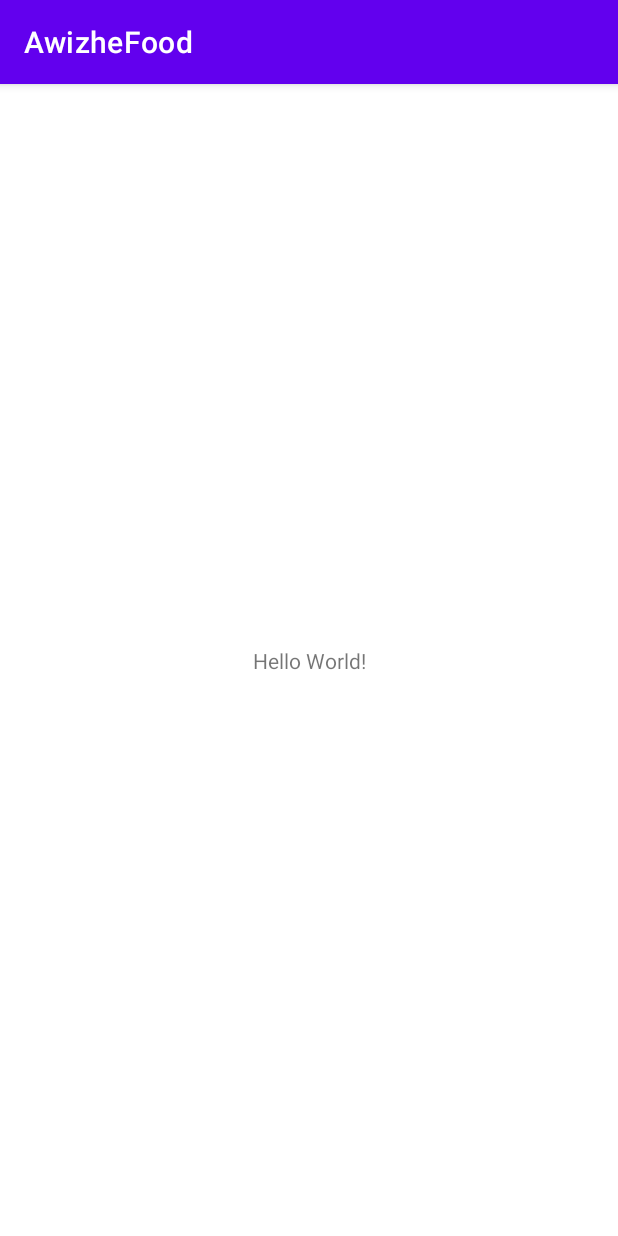
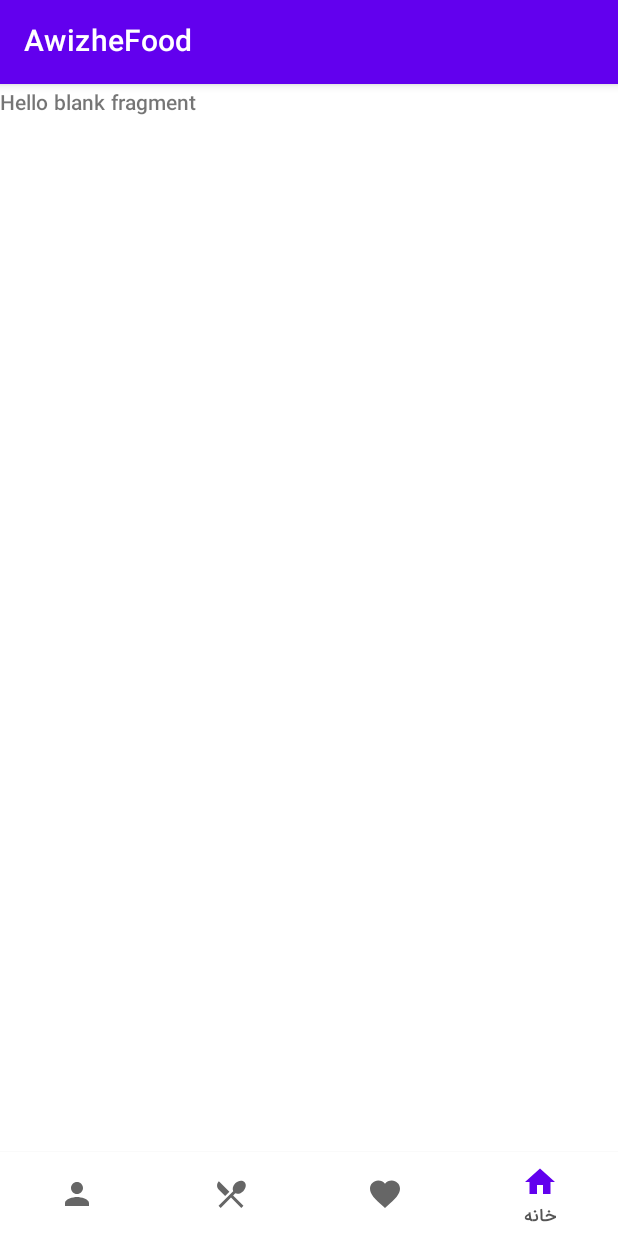
Before and after one commit to Sanaebadi97/OnlineFood, an Android app: the screen it shows after launch (MainActivity), on a phone screen of 412 x 824 dp. Run offline under Robolectric (Android 15) with nearby library versions, the phone set to English and light mode, and no system bars; our stand-ins replace Dagger/Hilt's generated code; 1 statement that could not run was skipped.

```diff
--- a/app/src/main/AndroidManifest.xml
+++ b/app/src/main/AndroidManifest.xml
@@ -1,5 +1,6 @@
 <?xml version="1.0" encoding="utf-8"?>
 <manifest xmlns:android="http://schemas.android.com/apk/res/android"
+    xmlns:tools="http://schemas.android.com/tools"
     package="com.awizhe.food">
 
     <uses-permission android:name="android.permission.ACCESS_NETWORK_STATE" />
@@ -12,7 +13,9 @@
         android:label="@string/app_name"
         android:roundIcon="@mipmap/ic_launcher_round"
         android:supportsRtl="true"
-        android:theme="@style/Theme.AwizheFood">
+        android:networkSecurityConfig="@xml/network_security_config"
+        android:theme="@style/Theme.AwizheFood"
+        tools:targetApi="n">
         <activity android:name="com.awizhe.food.mvvm.feature.view.MainActivity">
             <intent-filter>
                 <action android:name="android.intent.action.MAIN" />
--- /dev/null
+++ b/app/src/main/res/drawable/ic_favorite.xml
@@ -0,0 +1,10 @@
+<vector xmlns:android="http://schemas.android.com/apk/res/android"
+    android:width="24dp"
+    android:height="24dp"
+    android:viewportWidth="24"
+    android:viewportHeight="24"
+    android:tint="?attr/colorControlNormal">
+  <path
+      android:fillColor="@android:color/white"
+      android:pathData="M12,21.35l-1.45,-1.32C5.4,15.36 2,12.28 2,8.5 2,5.42 4.42,3 7.5,3c1.74,0 3.41,0.81 4.5,2.09C13.09,3.81 14.76,3 16.5,3 19.58,3 22,5.42 22,8.5c0,3.78 -3.4,6.86 -8.55,11.54L12,21.35z"/>
+</vector>
--- /dev/null
+++ b/app/src/main/res/drawable/ic_home.xml
@@ -0,0 +1,10 @@
+<vector xmlns:android="http://schemas.android.com/apk/res/android"
+    android:width="24dp"
+    android:height="24dp"
+    android:viewportWidth="24"
+    android:viewportHeight="24"
+    android:tint="?attr/colorControlNormal">
+  <path
+      android:fillColor="@android:color/white"
+      android:pathData="M10,20v-6h4v6h5v-8h3L12,3 2,12h3v8z"/>
+</vector>
--- /dev/null
+++ b/app/src/main/res/drawable/ic_profile.xml
@@ -0,0 +1,10 @@
+<vector xmlns:android="http://schemas.android.com/apk/res/android"
+    android:width="24dp"
+    android:height="24dp"
+    android:viewportWidth="24"
+    android:viewportHeight="24"
+    android:tint="?attr/colorControlNormal">
+  <path
+      android:fillColor="@android:color/white"
+      android:pathData="M12,12c2.21,0 4,-1.79 4,-4s-1.79,-4 -4,-4 -4,1.79 -4,4 1.79,4 4,4zM12,14c-2.67,0 -8,1.34 -8,4v2h16v-2c0,-2.66 -5.33,-4 -8,-4z"/>
+</vector>
--- /dev/null
+++ b/app/src/main/res/drawable/ic_restaurant_menu.xml
@@ -0,0 +1,10 @@
+<vector xmlns:android="http://schemas.android.com/apk/res/android"
+    android:width="24dp"
+    android:height="24dp"
+    android:viewportWidth="24"
+    android:viewportHeight="24"
+    android:tint="?attr/colorControlNormal">
+  <path
+      android:fillColor="@android:color/white"
+      android:pathData="M8.1,13.34l2.83,-2.83L3.91,3.5c-1.56,1.56 -1.56,4.09 0,5.66l4.19,4.18zM14.88,11.53c1.53,0.71 3.68,0.21 5.27,-1.38 1.91,-1.91 2.28,-4.65 0.81,-6.12 -1.46,-1.46 -4.2,-1.1 -6.12,0.81 -1.59,1.59 -2.09,3.74 -1.38,5.27L3.7,19.87l1.41,1.41L12,14.41l6.88,6.88 1.41,-1.41L13.41,13l1.47,-1.47z"/>
+</vector>
--- a/app/src/main/res/layout/activity_main.xml
+++ b/app/src/main/res/layout/activity_main.xml
@@ -1,18 +1,20 @@
 <?xml version="1.0" encoding="utf-8"?>
-<androidx.constraintlayout.widget.ConstraintLayout xmlns:android="http://schemas.android.com/apk/res/android"
+<FrameLayout xmlns:android="http://schemas.android.com/apk/res/android"
     xmlns:app="http://schemas.android.com/apk/res-auto"
     xmlns:tools="http://schemas.android.com/tools"
     android:layout_width="match_parent"
     android:layout_height="match_parent"
     tools:context=".mvvm.feature.view.MainActivity">
 
-    <TextView
-        android:layout_width="wrap_content"
-        android:layout_height="wrap_content"
-        android:text="Hello World!"
+    <fragment
+        android:id="@+id/nav_host_fragment"
+        android:name="androidx.navigation.fragment.NavHostFragment"
+        android:layout_width="match_parent"
+        android:layout_height="match_parent"
+        app:defaultNavHost="true"
         app:layout_constraintBottom_toBottomOf="parent"
         app:layout_constraintLeft_toLeftOf="parent"
         app:layout_constraintRight_toRightOf="parent"
-        app:layout_constraintTop_toTopOf="parent" />
-
-</androidx.constraintlayout.widget.ConstraintLayout>
+        app:layout_constraintTop_toTopOf="parent"
+        app:navGraph="@navigation/nav_graph" />
+</FrameLayout>
--- a/app/src/main/res/layout/fragment_home.xml
+++ b/app/src/main/res/layout/fragment_home.xml
@@ -2,6 +2,7 @@
 <androidx.constraintlayout.widget.ConstraintLayout xmlns:android="http://schemas.android.com/apk/res/android"
     xmlns:app="http://schemas.android.com/apk/res-auto"
     xmlns:tools="http://schemas.android.com/tools"
+    android:layoutDirection="rtl"
     android:layout_width="match_parent"
     android:layout_height="match_parent"
     tools:context=".mvvm.feature.view.fragment.HomeFragment">
@@ -18,6 +19,8 @@
         app:elevation="2dp"
         app:itemBackground="@android:color/white"
         app:itemIconSize="24dp"
+        app:itemTextColor="@color/gray"
+        app:itemRippleColor="@color/gray"
         app:layout_constraintBottom_toBottomOf="parent"
         app:layout_constraintEnd_toEndOf="parent"
         app:layout_constraintStart_toStartOf="parent"
--- /dev/null
+++ b/app/src/main/res/menu/menu_bottom_navigation.xml
@@ -0,0 +1,21 @@
+<?xml version="1.0" encoding="utf-8"?>
+<menu xmlns:android="http://schemas.android.com/apk/res/android">
+
+    <item android:id="@+id/menu_home"
+        android:title="@string/home"
+        android:icon="@drawable/ic_home"
+        />
+    <item android:id="@+id/menu_favorite"
+        android:title="@string/favorite"
+        android:icon="@drawable/ic_favorite"
+        />
+    <item android:id="@+id/menu_menu"
+        android:title="@string/menu"
+        android:icon="@drawable/ic_restaurant_menu"
+        />
+    <item android:id="@+id/menu_profile"
+        android:title="@string/profile"
+        android:icon="@drawable/ic_profile"
+        />
+
+</menu>
--- /dev/null
+++ b/app/src/main/res/navigation/nav_graph.xml
@@ -0,0 +1,13 @@
+<?xml version="1.0" encoding="utf-8"?>
+<navigation xmlns:android="http://schemas.android.com/apk/res/android"
+    xmlns:app="http://schemas.android.com/apk/res-auto"
+    xmlns:tools="http://schemas.android.com/tools"
+    android:id="@+id/nav_graph"
+    app:startDestination="@id/homeFragment">
+
+    <fragment
+        android:id="@+id/homeFragment"
+        android:name="com.awizhe.food.mvvm.feature.view.fragment.HomeFragment"
+        android:label="fragment_home"
+        tools:layout="@layout/fragment_home" />
+</navigation>
--- a/app/src/main/res/values/colors.xml
+++ b/app/src/main/res/values/colors.xml
@@ -7,4 +7,7 @@
     <color name="teal_700">#FF018786</color>
     <color name="black">#FF000000</color>
     <color name="white">#FFFFFFFF</color>
+
+    <color name="orange">#ff8106</color>
+    <color name="gray">#555555</color>
 </resources>
--- a/app/src/main/res/values/strings.xml
+++ b/app/src/main/res/values/strings.xml
@@ -2,4 +2,8 @@
     <string name="app_name">AwizheFood</string>
     <!-- TODO: Remove or change this placeholder text -->
     <string name="hello_blank_fragment">Hello blank fragment</string>
+    <string name="favorite">موردعلاقه</string>
+    <string name="menu">منوغذا</string>
+    <string name="profile">پروفایل</string>
+    <string name="home">خانه</string>
 </resources>
--- a/app/src/main/res/values/themes.xml
+++ b/app/src/main/res/values/themes.xml
@@ -9,6 +9,7 @@
         <item name="colorSecondary">@color/teal_200</item>
         <item name="colorSecondaryVariant">@color/teal_700</item>
         <item name="colorOnSecondary">@color/black</item>
+        <item name="fontFamily">@font/iransans_medium</item>
         <!-- Status bar color. -->
         <item name="android:statusBarColor" tools:targetApi="l">?attr/colorPrimaryVariant</item>
         <!-- Customize your theme here. -->
--- /dev/null
+++ b/app/src/main/res/xml/network_security_config.xml
@@ -0,0 +1,6 @@
+<?xml version="1.0" encoding="utf-8"?>
+<network-security-config>
+    <domain-config cleartextTrafficPermitted="true">
+        <domain includeSubdomains="true">http://food.awizhe.com/</domain>
+    </domain-config>
+</network-security-config>
--- /dev/null
+++ b/app/src/main/res/xml/provider_paths.xml
@@ -0,0 +1,10 @@
+<?xml version="1.0" encoding="utf-8"?>
+<paths>
+
+    <cache-path
+        name="tmp"
+        path="tmp/" />
+
+
+    <external-path name="my_images" path="."/>
+</paths>
```
